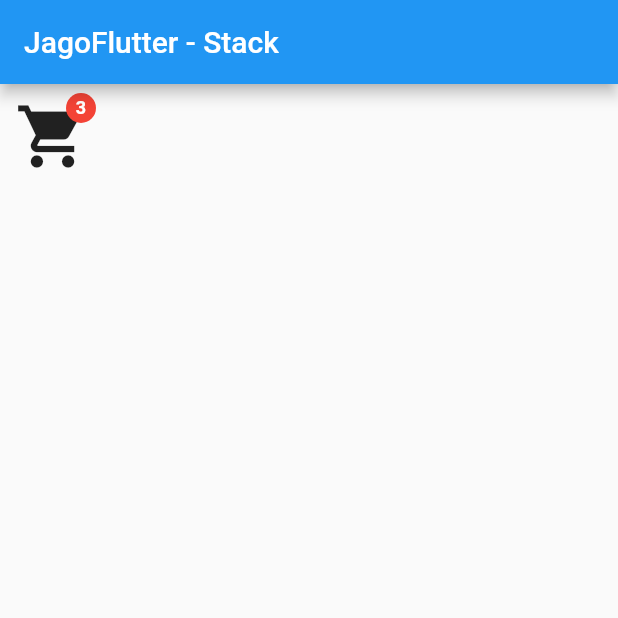
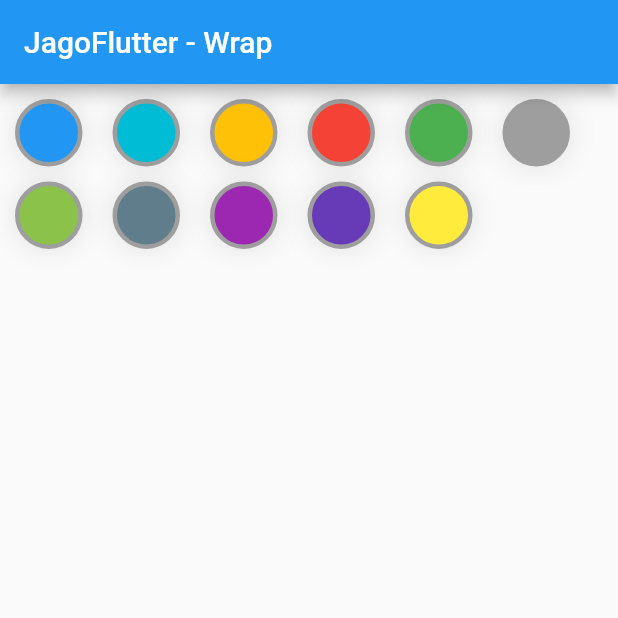
Before and after one commit to fesaworld/fic4_flutter_widgets_challenges, a Flutter app: the screen it shows after launch, on a phone screen of 412 x 824 dp, the top half of it. Run offline on Flutter 3.47's test engine with Material 2 defaults, Android fonts, the light colour scheme and no system bars.

Commit message:
basic widget - basic_layout - wrap_widget

```diff
--- a/lib/main.dart
+++ b/lib/main.dart
@@ -10,6 +10,7 @@ import 'package:fic4_flutter_widgets_challenges/tugas/basic_layout/padding_widge
 import 'package:fic4_flutter_widgets_challenges/tugas/basic_layout/row_widget.dart';
 import 'package:fic4_flutter_widgets_challenges/tugas/basic_layout/sizebox_widget.dart';
 import 'package:fic4_flutter_widgets_challenges/tugas/basic_layout/stack_widget.dart';
+import 'package:fic4_flutter_widgets_challenges/tugas/basic_layout/wrap_widget.dart';
 import 'package:flutter/material.dart';
 
 void main() {
@@ -38,7 +39,8 @@ class MyApp extends StatelessWidget {
       // home: const PaddingWidget(),
       // home: const RowWidget(),
       // home: const SizedBoxWidget(),
-      home: const StackWidget(),
+      // home: const StackWidget(),
+      home: WrapWidget(),
     );
   }
 }
--- /dev/null
+++ b/lib/tugas/basic_layout/wrap_widget.dart
@@ -0,0 +1,60 @@
+import 'package:flutter/material.dart';
+
+class WrapWidget extends StatelessWidget {
+  WrapWidget({Key? key}) : super(key: key);
+
+  final List<Color> colors = [
+    Colors.blue,
+    Colors.cyan,
+    Colors.amber,
+    Colors.red,
+    Colors.green,
+    Colors.grey,
+    Colors.lightGreen,
+    Colors.blueGrey,
+    Colors.purple,
+    Colors.deepPurple,
+    Colors.yellow,
+  ];
+
+  @override
+  Widget build(BuildContext context) {
+    return Scaffold(
+      appBar: AppBar(
+        title: const Text('JagoFlutter - Wrap'),
+        actions: const [],
+      ),
+      body: Container(
+        padding: const EdgeInsets.all(10.0),
+        child: Column(
+          children: [
+            Wrap(
+              spacing: 20,
+              runSpacing: 10,
+              children: colors.map((color) {
+                return InkWell(
+                  onTap: () {print(color.value.toString());},
+                  child: Container(
+                    width: 45,
+                    height: 45,
+                    decoration: BoxDecoration(
+                        border: Border.all(width: 3, color: Colors.grey),
+                        color: color,
+                        shape: BoxShape.circle,
+                        boxShadow: [
+                          BoxShadow(
+                            color: Colors.black.withOpacity(0.1),
+                            offset: Offset.zero,
+                            blurRadius: 15,
+                          )
+                        ]),
+                  ),
+                );
+              }).toList(),
+            ),
+          ],
+        ),
+      ),
+    );
+  }
+}
```
